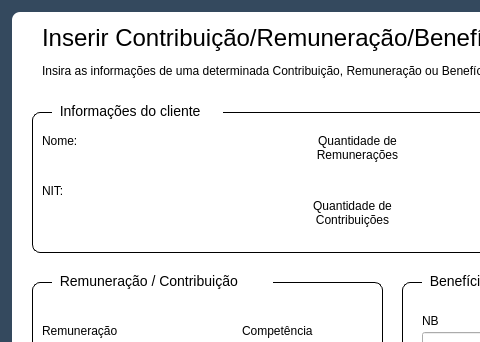
Old version of the form Telas/UI/insereContrib.ui in the repository newprev/PrevCliente; both pictures show x 0 to 480 and y 0 to 342 of the 800 by 600 pixel window.
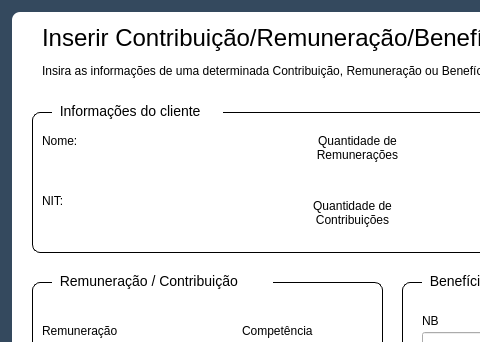
New version of the form.

Diff of the .ui file:
```diff
--- a/Telas/UI/insereContrib.ui
+++ b/Telas/UI/insereContrib.ui
@@ -145,7 +145,7 @@
         <property name="geometry">
          <rect>
           <x>10</x>
-          <y>70</y>
+          <y>80</y>
           <width>31</width>
           <height>17</height>
          </rect>
@@ -191,8 +191,8 @@
        <widget class="QLabel" name="lbNomeCompleto">
         <property name="geometry">
          <rect>
-          <x>60</x>
-          <y>20</y>
+          <x>20</x>
+          <y>40</y>
           <width>211</width>
           <height>21</height>
          </rect>
@@ -204,8 +204,8 @@
        <widget class="QLabel" name="lbNit">
         <property name="geometry">
          <rect>
-          <x>50</x>
-          <y>70</y>
+          <x>20</x>
+          <y>100</y>
           <width>141</width>
           <height>21</height>
          </rect>
```
